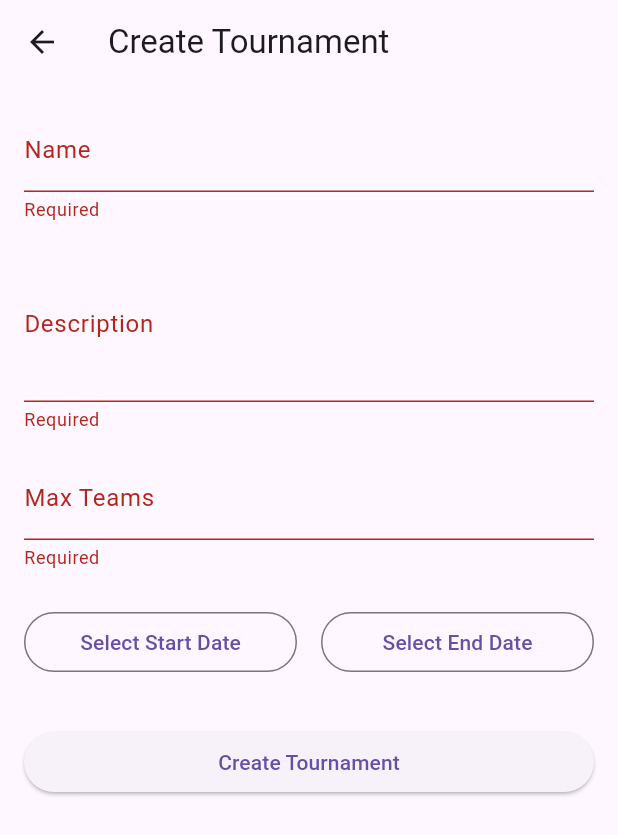
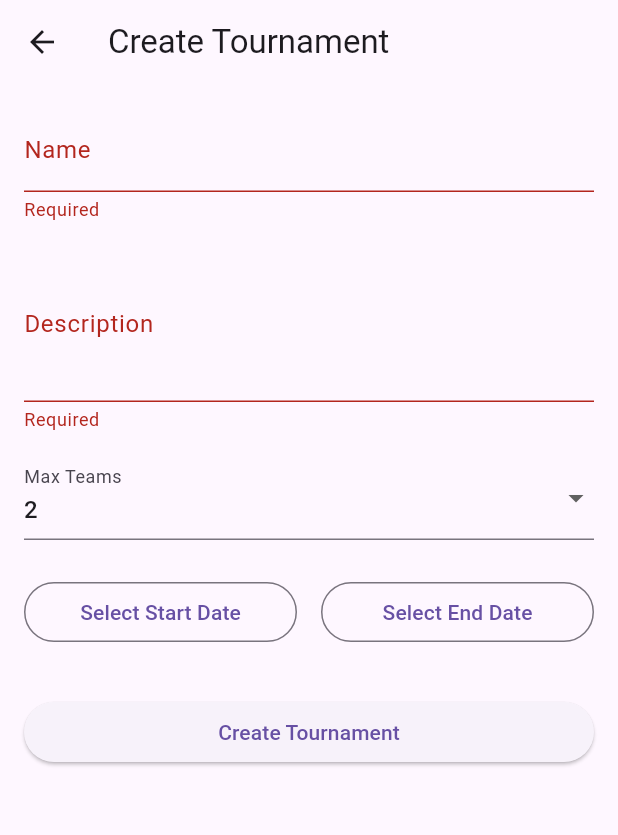
Before and after one commit to KainTim/WMC-Project-5, a Flutter app: the CreateTournamentPage screen opened directly, after a tap on "Create Tournament", on a phone screen of 412 x 824 dp. Shown: the top 835 px of the screen. Run offline on Flutter 3.47's test engine with Material 3 defaults, Android fonts, the phone set to English and light mode, and no system bars; our stand-ins replace go_router.

Commit message:
now only able to select supported team counts

```diff
--- a/frontend_splatournament_manager/lib/pages/create_tournament_page.dart
+++ b/frontend_splatournament_manager/lib/pages/create_tournament_page.dart
@@ -14,7 +14,8 @@ class _CreateTournamentPageState extends State<CreateTournamentPage> {
   final _formKey = GlobalKey<FormState>();
   final _nameController = TextEditingController();
   final _descriptionController = TextEditingController();
-  final _maxTeamAmountController = TextEditingController();
+
+  int _maxTeamAmount = 2;
 
   DateTime? _startDate;
   DateTime? _endDate;
@@ -65,7 +66,7 @@ class _CreateTournamentPageState extends State<CreateTournamentPage> {
       await provider.createTournament(
         _nameController.text,
         _descriptionController.text,
-        int.parse(_maxTeamAmountController.text),
+        _maxTeamAmount,
         _startDate!,
         _endDate!,
       );
@@ -85,7 +86,6 @@ class _CreateTournamentPageState extends State<CreateTournamentPage> {
   void dispose() {
     _nameController.dispose();
     _descriptionController.dispose();
-    _maxTeamAmountController.dispose();
     super.dispose();
   }
 
@@ -115,16 +115,21 @@ class _CreateTournamentPageState extends State<CreateTournamentPage> {
                     value == null || value.isEmpty ? 'Required' : null,
               ),
               const SizedBox(height: 16),
-              TextFormField(
-                controller: _maxTeamAmountController,
+              DropdownButtonFormField<int>(
+                initialValue: _maxTeamAmount,
                 decoration: const InputDecoration(labelText: 'Max Teams'),
-                keyboardType: TextInputType.number,
-                validator: (value) {
-                  if (value == null || value.isEmpty) return 'Required';
-                  if (int.tryParse(value) == null || int.parse(value) <= 0) {
-                    return 'Must be a positive integer';
+                items: [2, 4, 8].map((int value) {
+                  return DropdownMenuItem<int>(
+                    value: value,
+                    child: Text(value.toString()),
+                  );
+                }).toList(),
+                onChanged: (int? newValue) {
+                  if (newValue != null) {
+                    setState(() {
+                      _maxTeamAmount = newValue;
+                    });
                   }
-                  return null;
                 },
               ),
               const SizedBox(height: 24),
--- a/frontend_splatournament_manager/lib/pages/home_page.dart
+++ b/frontend_splatournament_manager/lib/pages/home_page.dart
@@ -43,7 +43,7 @@ class HomePage extends StatelessWidget {
         ],
       ),
       body: Container(
-        padding: EdgeInsets.fromLTRB(0, 12, 0, 24),
+        padding: EdgeInsets.fromLTRB(0, 12, 0, 36),
         child: Column(children: [Spacer(), AvailableTournamentList()]),
       ),
       floatingActionButton: FloatingActionButton(
```
